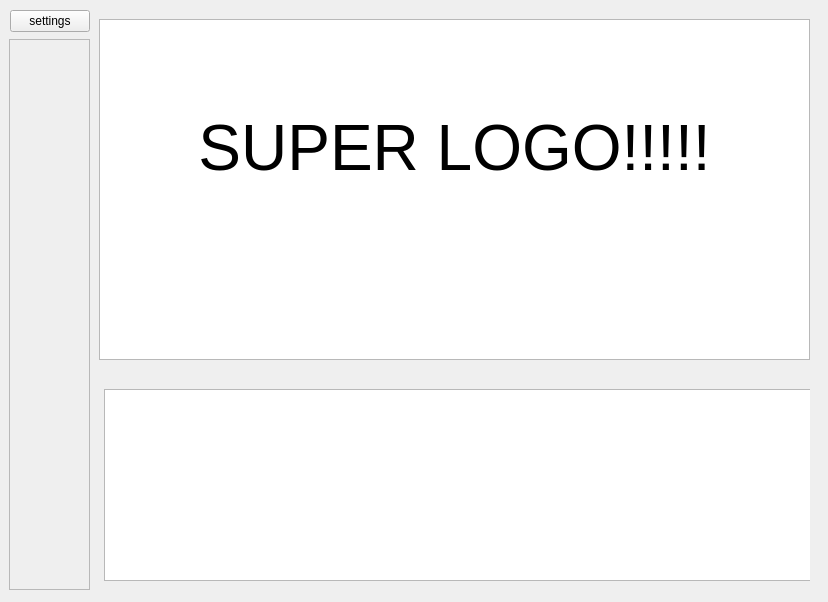
Qt form ui/main_window.ui (dammmueller-calculator/calculator) before a commit.
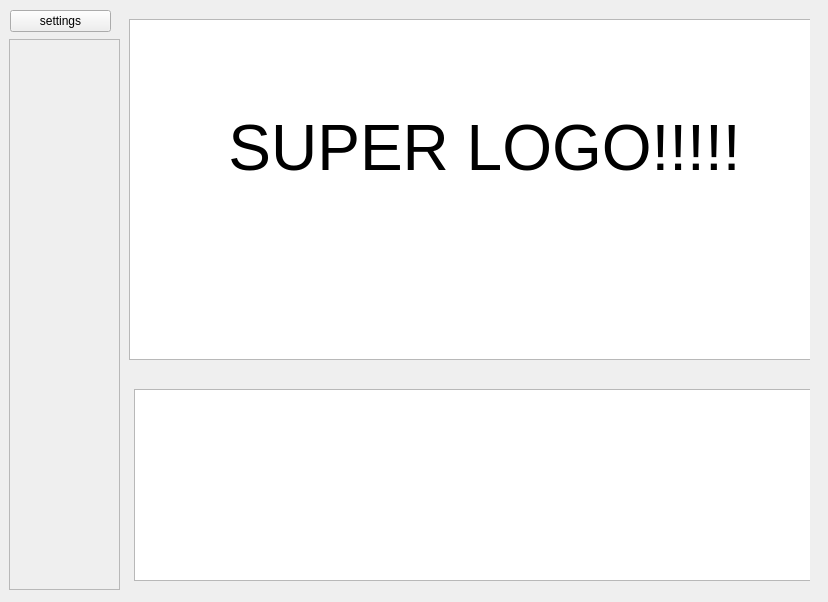
The same form after that commit.

The edit to the form file:
```diff
--- a/ui/main_window.ui
+++ b/ui/main_window.ui
@@ -17,9 +17,9 @@
    <widget class="QStackedWidget" name="modules">
     <property name="geometry">
      <rect>
-      <x>89</x>
+      <x>119</x>
       <y>9</y>
-      <width>721</width>
+      <width>691</width>
       <height>581</height>
      </rect>
     </property>
@@ -70,7 +70,7 @@
      <rect>
       <x>10</x>
       <y>10</y>
-      <width>80</width>
+      <width>101</width>
       <height>22</height>
      </rect>
     </property>
@@ -83,7 +83,7 @@
      <rect>
       <x>9</x>
       <y>39</y>
-      <width>81</width>
+      <width>111</width>
       <height>551</height>
      </rect>
     </property>
```
